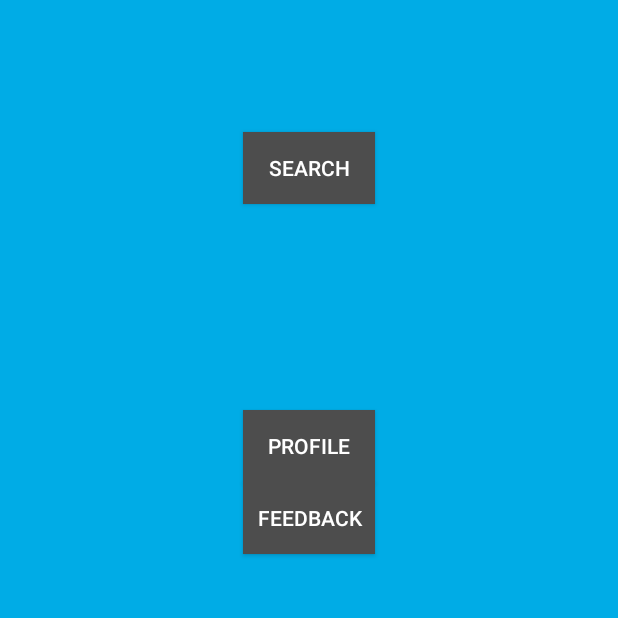
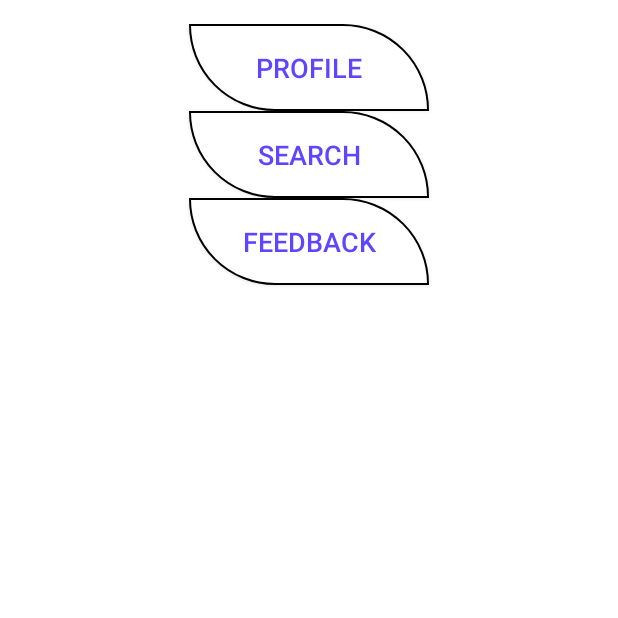
Before and after one commit to alexwhit/Mobile-Crowdworking, an Android app: the LandingPageActivity screen opened directly, with no data from a screen before it, on a phone screen of 412 x 824 dp, the top half of it. Run offline under Robolectric (Android 15) with nearby library versions, the phone set to English and light mode, and no system bars.

Commit message:
Redesigned the buttons, changed the color scheme

```diff
--- /dev/null
+++ b/M-Crowdsourcing/app/src/main/res/drawable/buttonshape.xml
@@ -0,0 +1,20 @@
+<?xml version="1.0" encoding="utf-8"?>
+<shape xmlns:android="http://schemas.android.com/apk/res/android" android:shape="rectangle" >
+<corners
+    android:topLeftRadius="0dp"
+    android:topRightRadius="100dp"
+    android:bottomLeftRadius="100dp"
+    android:bottomRightRadius="0dp"
+    />
+<solid
+    android:color="#FFFFFF"
+    />
+<size
+    android:width="173dp"
+    android:height="60dp"
+    />
+<stroke
+    android:width="1dp"
+    android:color="#000000"
+    />
+</shape>
--- a/M-Crowdsourcing/app/src/main/res/layout/activity_hit.xml
+++ b/M-Crowdsourcing/app/src/main/res/layout/activity_hit.xml
@@ -48,5 +48,5 @@
         android:layout_below="@+id/answer_text"
         android:layout_alignParentStart="true"
         android:layout_marginTop="38dp"
-        android:textColor="@android:color/white"/>
+        android:textColor="@color/entry_text"/>
 </RelativeLayout>
--- a/M-Crowdsourcing/app/src/main/res/layout/activity_landing_page.xml
+++ b/M-Crowdsourcing/app/src/main/res/layout/activity_landing_page.xml
@@ -9,38 +9,55 @@
     android:paddingTop="@dimen/activity_vertical_margin"
     tools:context="cis400.m_crowdsourcing.LandingPageActivity">
 
+    <RelativeLayout xmlns:android="http://schemas.android.com/apk/res/android"
+        android:orientation="vertical" android:layout_width="match_parent"
+        android:layout_height="match_parent">
         <Button
-        android:layout_width="wrap_content"
-        android:layout_height="wrap_content"
+            android:id="@+id/profile_button"
+
+            android:textColor="#5E45FF"
+            android:textSize="18sp"
             android:text="Profile"
             android:onClick="onProfileClick"
-        android:id="@+id/profile_button"
-        android:layout_below="@+id/search_button"
-        android:layout_alignStart="@+id/search_button"
-        android:layout_marginTop="137dp"
-        android:background="#4d4d4d"
-        android:textColor="@android:color/white"/>
+
+            android:layout_width="160dp"
+            android:layout_height="58dp"
+            android:background="@drawable/buttonshape"
+
+            android:layout_alignParentTop="true"
+            android:layout_centerHorizontal="true"/>
+
 
         <Button
-        android:layout_width="wrap_content"
-        android:layout_height="wrap_content"
+            android:id="@+id/search_button"
+
+            android:textColor="#5E45FF"
+            android:textSize="18sp"
             android:text="Search"
             android:onClick="onSearchClick"
-        android:id="@+id/search_button"
-        android:layout_alignParentTop="true"
-        android:layout_centerHorizontal="true"
-        android:layout_marginTop="72dp"
-        android:background="#4d4d4d"
-        android:textColor="@android:color/white"/>
+
+            android:layout_width="160dp"
+            android:layout_height="58dp"
+            android:background="@drawable/buttonshape"
+
+            android:layout_below="@+id/profile_button"
+            android:layout_centerHorizontal="true"/>
 
         <Button
-        android:layout_width="wrap_content"
-        android:layout_height="wrap_content"
+            android:id="@+id/feedback_button"
+
+            android:textColor="#5E45FF"
+            android:textSize="18sp"
             android:text="Feedback"
             android:onClick="onFeedbackClick"
-        android:id="@+id/feedback_button"
-        android:layout_below="@+id/profile_button"
-        android:layout_centerHorizontal="true"
-        android:background="#4d4d4d"
-        android:textColor="@android:color/white"/>
+
+            android:layout_width="160dp"
+            android:layout_height="58dp"
+            android:background="@drawable/buttonshape"
+
+            android:layout_below="@+id/search_button"
+            android:layout_centerHorizontal="true"/>
+
         </RelativeLayout>
+
+</RelativeLayout>
--- a/M-Crowdsourcing/app/src/main/res/values/colors.xml
+++ b/M-Crowdsourcing/app/src/main/res/values/colors.xml
@@ -1,9 +1,10 @@
 <?xml version="1.0" encoding="utf-8"?>
 <resources>
-    <color name="primary_material_light">#00ace6</color>
+    <color name="primary_material_light">#ffffff</color>
+    <color name="entry_text">#5E45FF</color>
     <color name="primary_dark_material_light">#ffffff</color>
-    <color name="background_material_light">#00ace6</color>
-    <color name="colorBackground">#00ace6</color>
+    <color name="background_material_light">#ffffff</color>
+    <color name="colorBackground">#ffffff</color>
     <color name="accent_material_light">#000000</color>
-    <color name="primary_text_default_material_light">#ffffffff</color>
+    <color name="text">#5E45FF</color>
 </resources>
```
Also changed, not shown: M-Crowdsourcing/app/src/main/res/layout/activity_edit_account.xml (+25 -13 lines), M-Crowdsourcing/app/src/main/res/layout/activity_feedback.xml (+25 -16 lines), M-Crowdsourcing/app/src/main/res/layout/activity_main.xml (+29 -21 lines), M-Crowdsourcing/app/src/main/res/layout/activity_profileview.xml (+11 -5 lines), M-Crowdsourcing/app/src/main/res/layout/activity_signup.xml (+26 -15 lines). Lines whose indentation alone changed are shown as unchanged.
